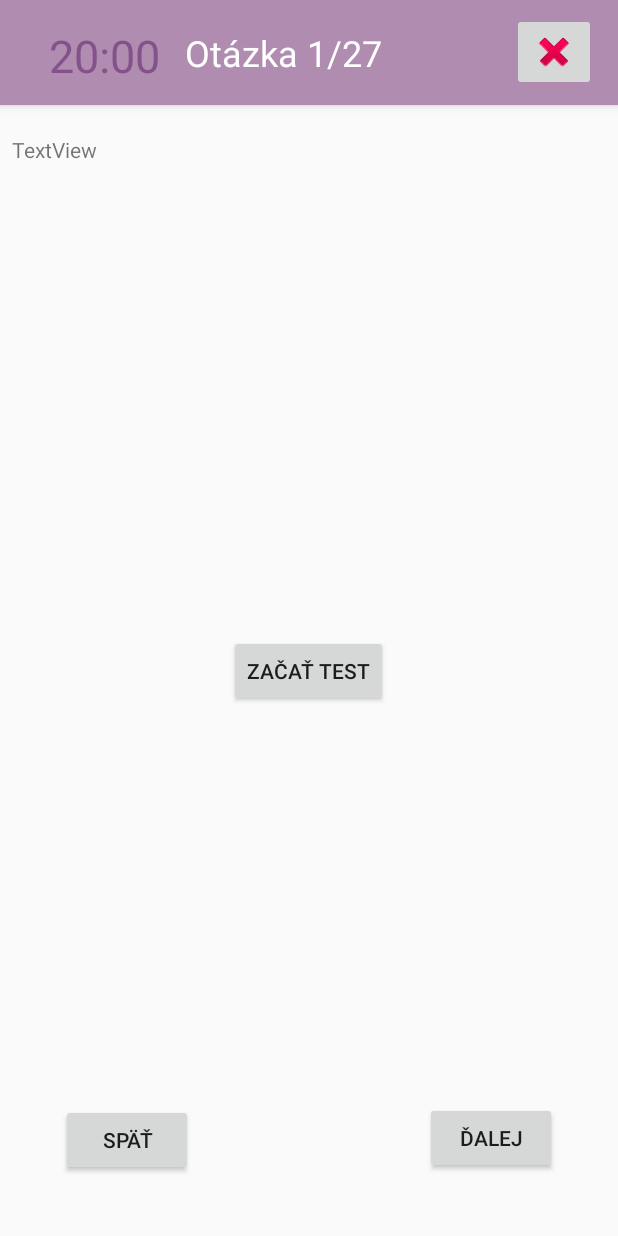
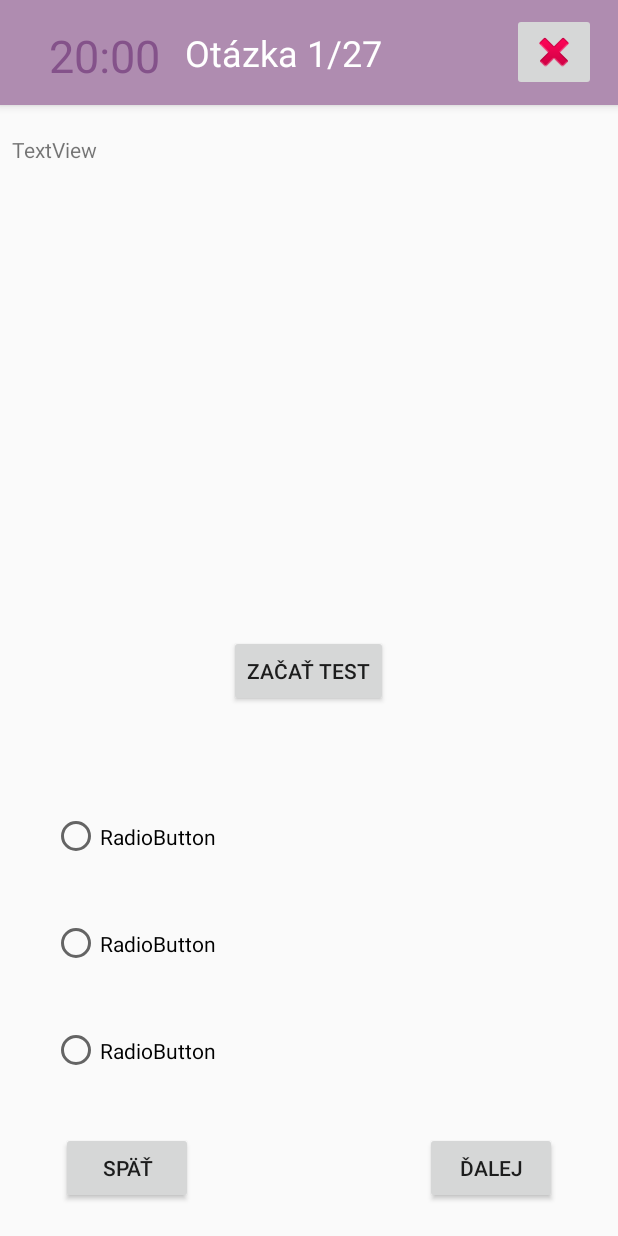
Before and after one commit to xbohov01/FIT2018_19-ITU, an Android app: the layout activity_random_test.xml on its own in the app's theme, with its tools: preview values and no code run, on a phone screen of 412 x 824 dp. Run offline under Robolectric (Android 15) with nearby library versions, the light colour scheme and no system bars.

Commit message:
Added radio buttons with answers

```diff
--- a/app/src/main/res/layout/activity_random_test.xml
+++ b/app/src/main/res/layout/activity_random_test.xml
@@ -95,7 +95,7 @@
         app:layout_constraintEnd_toEndOf="parent"
         app:layout_constraintStart_toEndOf="@+id/button2"
         app:layout_constraintTop_toBottomOf="@+id/randomTestToolbar"
-        app:layout_constraintVertical_bias="0.952" />
+        app:layout_constraintVertical_bias="0.981" />
 
     <Button
         android:id="@+id/button2"
@@ -111,7 +111,7 @@
         app:layout_constraintEnd_toStartOf="@+id/button"
         app:layout_constraintStart_toStartOf="parent"
         app:layout_constraintTop_toBottomOf="@+id/randomTestToolbar"
-        app:layout_constraintVertical_bias="0.954" />
+        app:layout_constraintVertical_bias="0.981" />
 
     <Button
         android:id="@+id/button3"
@@ -140,4 +140,41 @@
         app:layout_constraintStart_toStartOf="parent"
         app:layout_constraintTop_toBottomOf="@+id/randomTestToolbar" />
 
+    <RadioGroup
+        android:id="@+id/but_group"
+        android:layout_width="356dp"
+        android:layout_height="214dp"
+        android:layout_marginStart="8dp"
+        android:layout_marginTop="8dp"
+        android:layout_marginEnd="8dp"
+        android:layout_marginBottom="8dp"
+        app:layout_constraintBottom_toTopOf="@+id/button2"
+        app:layout_constraintEnd_toEndOf="parent"
+        app:layout_constraintHorizontal_bias="0.666"
+        app:layout_constraintStart_toStartOf="parent"
+        app:layout_constraintTop_toBottomOf="@+id/question_text"
+        app:layout_constraintVertical_bias="0.975">
+
+        <RadioButton
+            android:id="@+id/buttona"
+            android:layout_width="match_parent"
+            android:layout_height="wrap_content"
+            android:layout_weight="1"
+            android:text="RadioButton" />
+
+        <RadioButton
+            android:id="@+id/buttonb"
+            android:layout_width="match_parent"
+            android:layout_height="wrap_content"
+            android:layout_weight="1"
+            android:text="RadioButton" />
+
+        <RadioButton
+            android:id="@+id/buttonc"
+            android:layout_width="match_parent"
+            android:layout_height="wrap_content"
+            android:layout_weight="1"
+            android:text="RadioButton" />
+    </RadioGroup>
+
 </android.support.constraint.ConstraintLayout>
```
Also changed, not shown: app/src/main/java/team7/itu2018/RandomTestActivity.java (+47 -0 lines).
